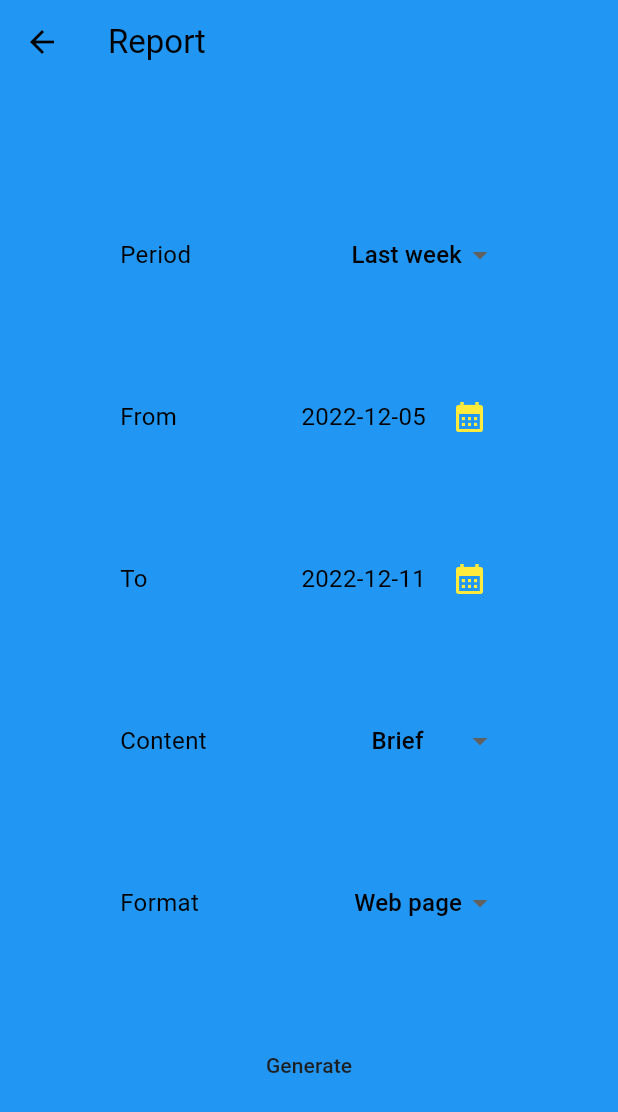
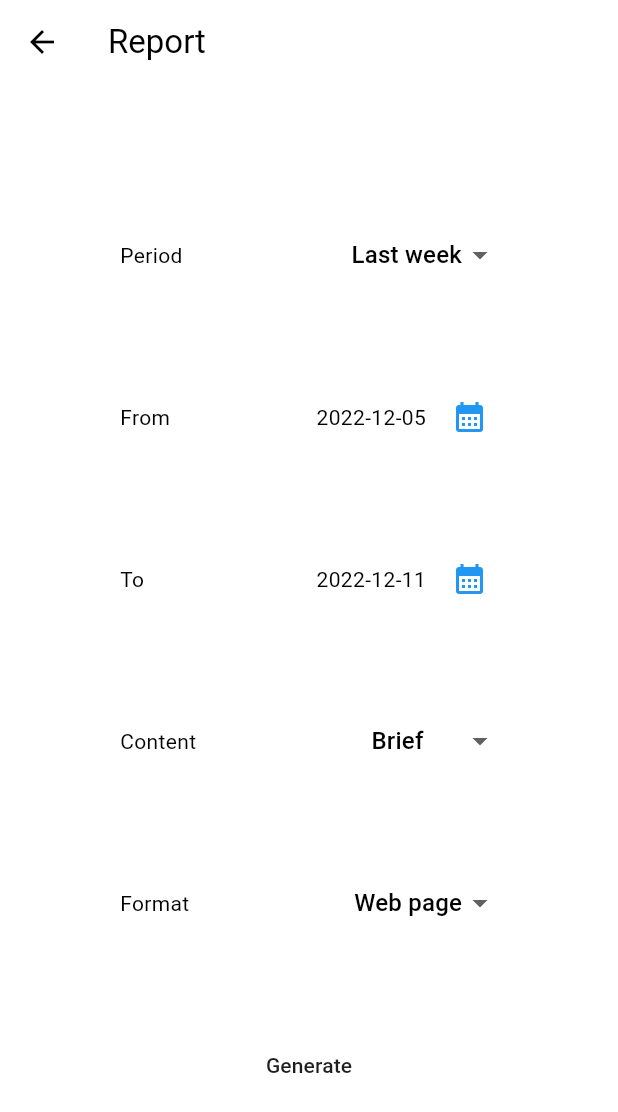
Before and after one commit to hugoogb/timetracker_app, a Flutter app: the PageReport screen opened directly, on a phone screen of 412 x 824 dp. Shown: the top 1112 px of the screen. Run offline on Flutter 3.47's test engine with Material 2 defaults, Android fonts, the phone set to English and light mode, and no system bars; network calls fail.

Commit message:
update themes

```diff
--- a/lib/dark_theme.dart
+++ b/lib/dark_theme.dart
@@ -3,47 +3,15 @@ import 'package:flutter/material.dart';
 class DarkTheme {
   DarkTheme._();
 
-  static const Color _iconColor = Colors.orange;
-  // static const Color _darkPrimaryColor = Colors.black;
-  static const Color _darkSecondaryColor = Colors.white;
-  static const Color _darkOnPrimaryColor = Colors.white;
+  static const _primaryColor = Colors.orange;
 
   static final ThemeData darkTheme = ThemeData(
     useMaterial3: true,
-    // scaffoldBackgroundColor: _darkPrimaryColor,
-    appBarTheme: const AppBarTheme(
-        iconTheme: IconThemeData(
-      color: _iconColor,
-    )),
     colorScheme: const ColorScheme.dark(
-      primary: _iconColor,
-      secondary: _darkSecondaryColor,
-      onPrimary: _darkOnPrimaryColor,
+      primary: _primaryColor,
     ),
     iconTheme: const IconThemeData(
-      color: _iconColor,
+      color: _primaryColor,
     ),
-    textTheme: _darkTextTheme,
-  );
-
-  static const TextTheme _darkTextTheme = TextTheme(
-    headline1: _darkScreenHeadingTextStyle,
-    bodyText1: _darkScreenTaskNameStyle,
-    bodyText2: _darkScreenTaskDurationStyle,
-  );
-
-  static const TextStyle _darkScreenHeadingTextStyle = TextStyle(
-    fontSize: 48.0,
-    color: _darkOnPrimaryColor,
-  );
-
-  static const TextStyle _darkScreenTaskNameStyle = TextStyle(
-    fontSize: 20.0,
-    color: _darkOnPrimaryColor,
-  );
-
-  static const TextStyle _darkScreenTaskDurationStyle = TextStyle(
-    fontSize: 16.0,
-    color: _darkOnPrimaryColor,
   );
 }
--- a/lib/light_theme.dart
+++ b/lib/light_theme.dart
@@ -3,49 +3,15 @@ import 'package:flutter/material.dart';
 class LightTheme {
   LightTheme._();
 
-  static const Color _iconColor = Colors.yellow;
-  static const Color _lightPrimaryColor = Colors.pinkAccent;
-  static const Color _lightPrimaryVariantColor = Colors.blue;
-  static const Color _lightSecondaryColor = Colors.green;
-  static const Color _lightOnPrimaryColor = Colors.black;
+  static const _primaryColor = Colors.blue;
 
   static final ThemeData lightTheme = ThemeData(
     useMaterial3: true,
-    scaffoldBackgroundColor: _lightPrimaryVariantColor,
-    appBarTheme: const AppBarTheme(
-        color: _lightPrimaryVariantColor,
-        iconTheme: IconThemeData(
-          color: _lightOnPrimaryColor,
-        )),
     colorScheme: const ColorScheme.light(
-      primary: _lightPrimaryColor,
-      secondary: _lightSecondaryColor,
-      onPrimary: _lightOnPrimaryColor,
+      primary: _primaryColor,
     ),
     iconTheme: const IconThemeData(
-      color: _iconColor,
+      color: _primaryColor,
     ),
-    textTheme: _lightTextTheme,
-  );
-
-  static const TextTheme _lightTextTheme = TextTheme(
-    headline1: _lightScreenHeadingTextStyle,
-    bodyText1: _lightScreenTaskNameStyle,
-    bodyText2: _lightScreenTaskDurationStyle,
-  );
-
-  static const TextStyle _lightScreenHeadingTextStyle = TextStyle(
-    fontSize: 48.0,
-    color: _lightOnPrimaryColor,
-  );
-
-  static const TextStyle _lightScreenTaskNameStyle = TextStyle(
-    fontSize: 20.0,
-    color: _lightOnPrimaryColor,
-  );
-
-  static const TextStyle _lightScreenTaskDurationStyle = TextStyle(
-    fontSize: 16.0,
-    color: _lightOnPrimaryColor,
   );
 }
```
